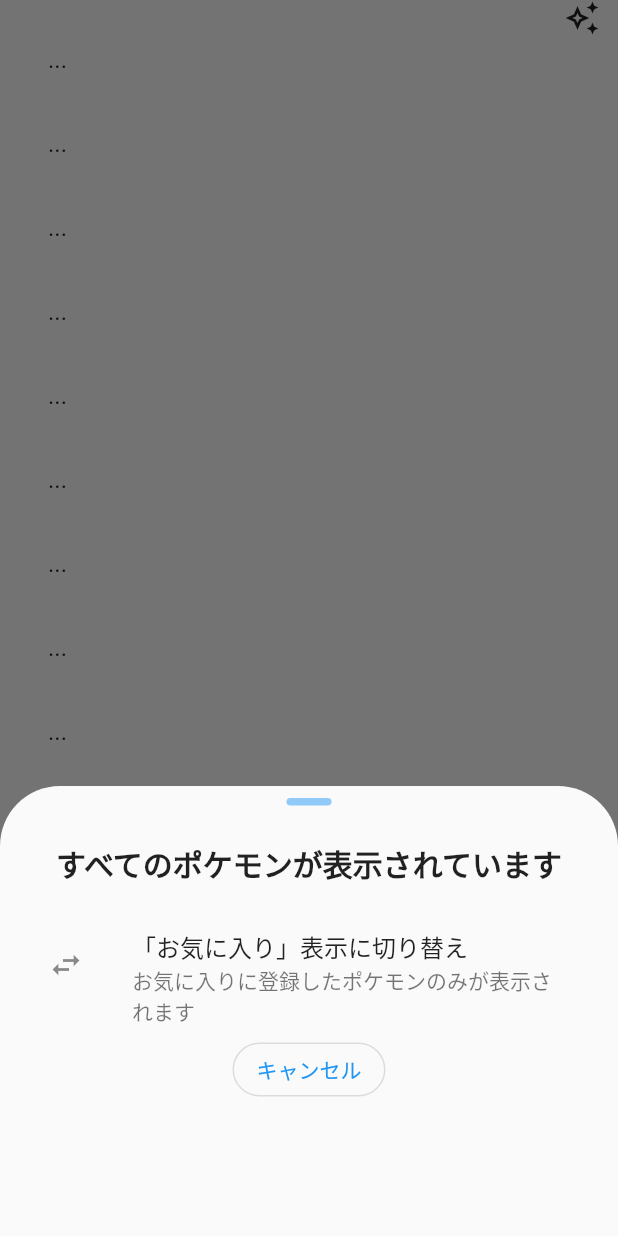
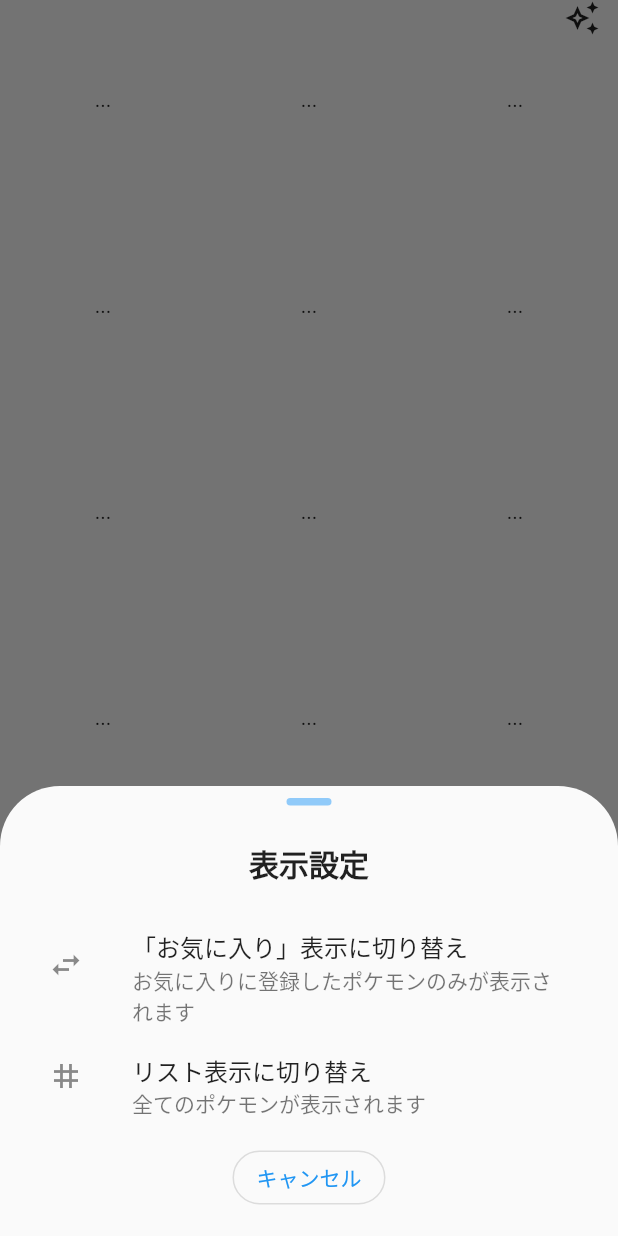
Before and after one commit to beeeyan/pokeprj, a Flutter app: the screen it shows after launch, scrolled down 576 dp, after a tap on the "auto awesome" icon, on a phone screen of 412 x 824 dp. Run offline on Flutter 3.47's test engine with Material 2 defaults, Android fonts, the phone set to English and light mode, and no system bars; our stand-ins replace shared_preferences, sqflite; accounts and stored records are empty; network calls fail.

Commit message:
10章グリッド表示を追加

```diff
--- /dev/null
+++ b/lib/poke_grid_item.dart
@@ -0,0 +1,54 @@
+import 'package:flutter/material.dart';
+import 'package:pokeprj/consts/pokeapi.dart';
+import 'package:pokeprj/poke_detail.dart';
+import 'package:pokeprj/pokemon.dart';
+
+class PokeGridItem extends StatelessWidget {
+  const PokeGridItem({Key? key, required this.poke}) : super(key: key);
+  final Pokemon? poke;
+  @override
+  Widget build(BuildContext context) {
+    if (poke != null) {
+      return Column(
+        children: [
+          InkWell(
+            onTap: () => {
+              Navigator.of(context).push(
+                MaterialPageRoute(
+                  builder: (BuildContext context) => PokeDetail(poke: poke!),
+                ),
+              ),
+            },
+            child: Container(
+              height: 100,
+              width: 100,
+              decoration: BoxDecoration(
+                color: (pokeTypeColors[poke!.types.first] ?? Colors.grey[100])
+                    ?.withOpacity(.3),
+                borderRadius: BorderRadius.circular(10),
+                image: DecorationImage(
+                  fit: BoxFit.fitWidth,
+                  image: NetworkImage(
+                    poke!.imageUrl,
+                  ),
+                ),
+              ),
+            ),
+          ),
+          Text(
+            poke!.name,
+            style: const TextStyle(fontSize: 16, fontWeight: FontWeight.bold),
+          ),
+        ],
+      );
+    } else {
+      return const SizedBox(
+        height: 100,
+        width: 100,
+        child: Center(
+          child: Text('...'),
+        ),
+      );
+    }
+  }
+}
--- a/lib/poke_list.dart
+++ b/lib/poke_list.dart
@@ -3,6 +3,7 @@ import 'package:pokeprj/consts/pokeapi.dart';
 import 'package:pokeprj/favorite.dart';
 import 'package:pokeprj/notifier/favorites_notifier.dart';
 import 'package:pokeprj/notifier/pokemons_notifier.dart';
+import 'package:pokeprj/poke_grid_item.dart';
 import 'package:pokeprj/poke_list_item.dart';
 import 'package:pokeprj/view_mode_bottom_sheet.dart';
 import 'package:provider/provider.dart';
@@ -18,6 +19,7 @@ class _PokeListState extends State<PokeList> {
   static const int pageSize = 30;
   bool isFavoriteMode = false;
   int _currentPage = 1;
+  bool isGridMode = true;
 
   // 表示個数
   int itemCount(int favLength, int page) {
@@ -59,6 +61,14 @@ class _PokeListState extends State<PokeList> {
     setState(() => isFavoriteMode = !currentMode);
   }
 
+  void changeFavMode(bool currentMode) {
+    setState(() => isFavoriteMode = !currentMode);
+  }
+
+  void changeGridMode(bool currentMode) {
+    setState(() => isGridMode = !currentMode);
+  }
+
   @override
   Widget build(BuildContext context) {
     return Consumer<FavoritesNotifier>(
@@ -71,7 +81,7 @@ class _PokeListState extends State<PokeList> {
                 padding: const EdgeInsets.all(0),
                 icon: const Icon(Icons.auto_awesome_outlined),
                 onPressed: () async {
-                  var ret = await showModalBottomSheet<bool>(
+                  await showModalBottomSheet<bool>(
                     context: context,
                     shape: const RoundedRectangleBorder(
                       borderRadius: BorderRadius.only(
@@ -82,12 +92,12 @@ class _PokeListState extends State<PokeList> {
                     builder: (BuildContext context) {
                       return ViewModeBottomSheet(
                         favMode: isFavoriteMode,
+                        changeFavMode: changeFavMode,
+                        isGridMode: isGridMode,
+                        changeGridMode: changeGridMode,
                       );
                     },
                   );
-                  if (ret != null && ret) {
-                    changeMode(isFavoriteMode);
-                  }
                 },
               )),
           Expanded(
@@ -96,10 +106,46 @@ class _PokeListState extends State<PokeList> {
                 if (itemCount(favs.favs.length, _currentPage) == 0) {
                   return const Text('no data');
                 } else {
+                  if (isGridMode) {
+                    return GridView.builder(
+                      gridDelegate:
+                          const SliverGridDelegateWithFixedCrossAxisCount(
+                        crossAxisCount: 3,
+                      ),
+                      itemCount: itemCount(favs.favs.length, _currentPage) + 1,
+                      itemBuilder: (context, index) {
+                        if (index ==
+                            itemCount(favs.favs.length, _currentPage)) {
+                          return Padding(
+                            padding: const EdgeInsets.all(16),
+                            child: OutlinedButton(
+                              child: const Text('more'),
+                              style: OutlinedButton.styleFrom(
+                                shape: RoundedRectangleBorder(
+                                  borderRadius: BorderRadius.circular(20),
+                                ),
+                              ),
+                              onPressed:
+                                  isLastPage(favs.favs.length, _currentPage)
+                                      ? null
+                                      : () => {
+                                            setState(() => _currentPage++),
+                                          },
+                            ),
+                          );
+                        } else {
+                          return PokeGridItem(
+                            poke: pokes.byId(itemId(favs.favs, index)),
+                          );
+                        }
+                      },
+                    );
+                  } else {
                     return ListView.builder(
                         padding: const EdgeInsets.symmetric(
                             vertical: 4, horizontal: 16),
-                      itemCount: itemCount(favs.favs.length, _currentPage) + 1,
+                        itemCount:
+                            itemCount(favs.favs.length, _currentPage) + 1,
                         itemBuilder: (context, index) {
                           if (index ==
                               itemCount(favs.favs.length, _currentPage)) {
@@ -119,6 +165,7 @@ class _PokeListState extends State<PokeList> {
                           }
                         });
                   }
+                }
               },
             ),
           ),
--- a/lib/view_mode_bottom_sheet.dart
+++ b/lib/view_mode_bottom_sheet.dart
@@ -7,15 +7,17 @@ class ViewModeBottomSheet extends StatelessWidget {
   const ViewModeBottomSheet({
     Key? key,
     required this.favMode,
+    required this.changeFavMode,
+    required this.isGridMode,
+    required this.changeGridMode,
   }) : super(key: key);
   final bool favMode;
+  final Function(bool) changeFavMode;
+  final bool isGridMode;
+  final Function(bool) changeGridMode;
 
   String mainText(bool fav) {
-    if (fav) {
-      return 'お気に入りのポケモンが表示されています';
-    } else {
-      return 'すべてのポケモンが表示されています';
-    }
+    return '表示設定';
   }
 
   String menuTitle(bool fav) {
@@ -31,6 +33,22 @@ class ViewModeBottomSheet extends StatelessWidget {
       return '全てのポケモンが表示されます';
     } else {
       return 'お気に入りに登録したポケモンのみが表示されます';
+    }
+  }
+
+  String menuGridTitle(bool grid) {
+    if (grid) {
+      return 'リスト表示に切り替え';
+    } else {
+      return 'グリッド表示に切り替え';
+    }
+  }
+
+  String menuGridSubtitle(bool grid) {
+    if (grid) {
+      return 'ポケモンをグリッド表示します';
+    } else {
+      return 'ポケモンをリスト表示します';
     }
   }
 
@@ -69,7 +87,21 @@ class ViewModeBottomSheet extends StatelessWidget {
                 menuSubtitle(favMode),
               ),
               onTap: () {
-                Navigator.pop(context, true);
+                changeFavMode(favMode);
+                Navigator.pop(context);
+              },
+            ),
+            ListTile(
+              leading: const Icon(Icons.grid_3x3),
+              title: Text(
+                menuGridTitle(isGridMode),
+              ),
+              subtitle: Text(
+                menuSubtitle(isGridMode),
+              ),
+              onTap: () {
+                changeGridMode(isGridMode);
+                Navigator.pop(context);
               },
             ),
             OutlinedButton(
```
Lines whose indentation alone changed are shown as unchanged.
